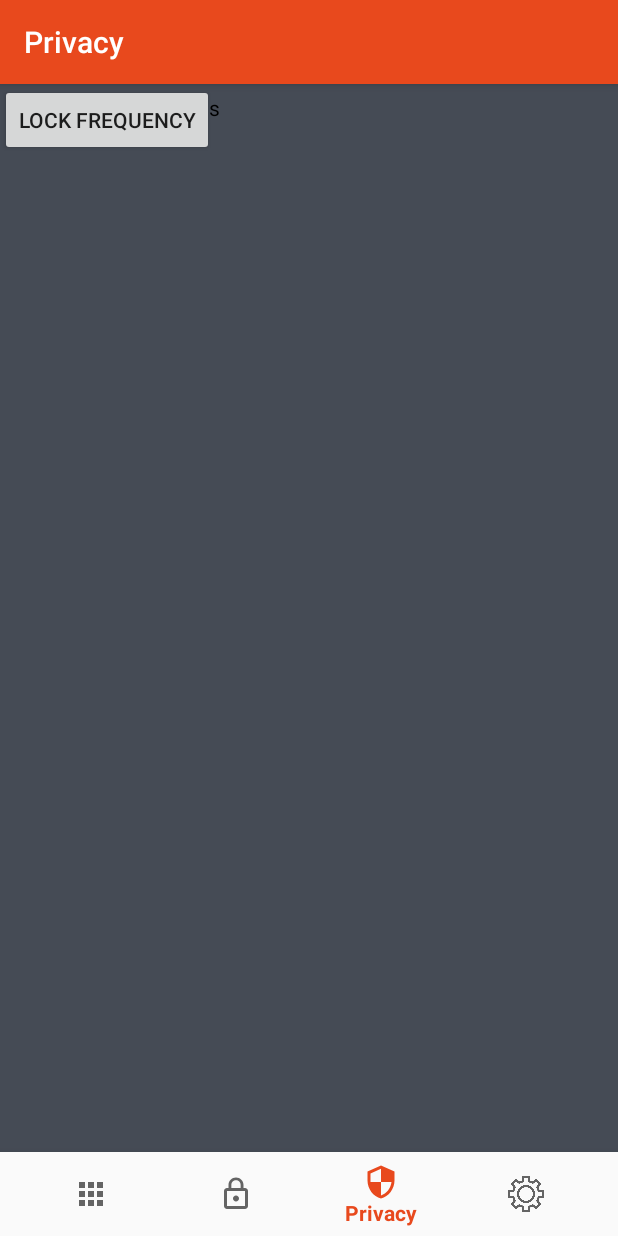
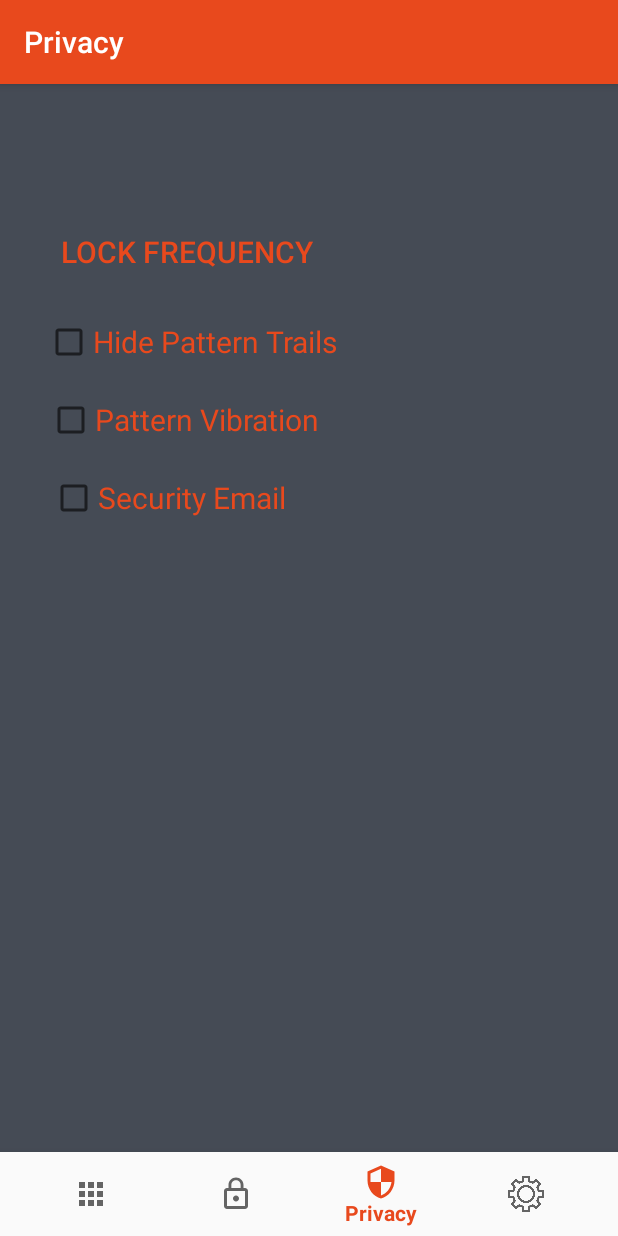
Before and after one commit to Jawidmohammadi/app-locker, an Android app: the PrivacyFragment screen opened through its navigation route, on a phone screen of 412 x 824 dp. Run offline under Robolectric (Android 15) with nearby library versions, the phone set to English and light mode, and no system bars; our stand-ins replace Room's generated code, RxJava, navigation-ui.

Commit message:
privacyFragment added onclickListners

```diff
--- a/app/src/main/java/com/jawidmohammadi/applocker/controller/MainActivity.java
+++ b/app/src/main/java/com/jawidmohammadi/applocker/controller/MainActivity.java
@@ -31,4 +31,6 @@ public class MainActivity extends AppCompatActivity {
     NavigationUI.setupActionBarWithNavController(this, navController, appBarConfiguration);
     NavigationUI.setupWithNavController(navView, navController);
   }
+
+
 }
--- a/app/src/main/java/com/jawidmohammadi/applocker/controller/ui/privacy/PrivacyFragment.java
+++ b/app/src/main/java/com/jawidmohammadi/applocker/controller/ui/privacy/PrivacyFragment.java
@@ -3,7 +3,11 @@ package com.jawidmohammadi.applocker.controller.ui.privacy;
 import android.os.Bundle;
 import android.view.LayoutInflater;
 import android.view.View;
+import android.view.View.OnClickListener;
 import android.view.ViewGroup;
+import android.widget.Button;
+import android.widget.CheckBox;
+import android.widget.Switch;
 import android.widget.TextView;
 import androidx.annotation.Nullable;
 import androidx.annotation.NonNull;
@@ -13,22 +17,53 @@ import androidx.lifecycle.ViewModelProviders;
 import com.jawidmohammadi.applocker.R;
 
 
-public class PrivacyFragment extends Fragment {
+public class PrivacyFragment extends Fragment implements OnClickListener {
+
+  private Button lockFrequency;
+  private CheckBox hidePatternTrail;
+  private CheckBox patternVibration;
+  private CheckBox emailSecurity;
+
 
   private PrivacyViewModel privacyViewModel;
 
   public View onCreateView(@NonNull LayoutInflater inflater,
       ViewGroup container, Bundle savedInstanceState) {
-    privacyViewModel =
-        ViewModelProviders.of(this).get(PrivacyViewModel.class);
-    View root = inflater.inflate(R.layout.fragment_privacy, container, false);
-    final TextView textView = root.findViewById(R.id.text_notifications);
-    privacyViewModel.getText().observe(getViewLifecycleOwner(), new Observer<String>() {
-      @Override
-      public void onChanged(@Nullable String s) {
-        textView.setText(s);
-      }
-    });
-    return root;
+    View view = inflater.inflate(R.layout.fragment_privacy, container, false);
+    view.findViewById(R.id.lock_frequency).setOnClickListener(this);
+    view.findViewById(R.id.hide_pattern_trail).setOnClickListener(this);
+    view.findViewById(R.id.pattern_vibration).setOnClickListener(this);
+    view.findViewById(R.id.security_email).setOnClickListener(this);
+    return view;
   }
+
+  @Override
+  public void onClick(View view) {
+    boolean checked = ((CheckBox) view).isChecked();
+    switch (view.getId()) {
+      case R.id.hide_pattern_trail:
+        if (checked) {
+
+        } else {
+
+        }
+        break;
+      case R.id.pattern_vibration:
+        if (checked) {
+
+        } else {
+
+        }
+        break;
+      case R.id.security_email:
+        if (checked){
+
+        } else {
+
+        } break;
+      default:
+    }
+  }
+
+
 }
--- a/app/src/main/res/layout/fragment_privacy.xml
+++ b/app/src/main/res/layout/fragment_privacy.xml
@@ -7,27 +7,68 @@
   android:layout_height="match_parent"
   android:background="@color/background">
   <Button
-    android:id="@+id/button"
+    android:id="@+id/lock_frequency"
     android:layout_width="wrap_content"
     android:layout_height="wrap_content"
-    android:text="Lock Frequency"/>
+    android:layout_margin="10dp"
+    android:padding="10dp"
+    android:background="@null"
+    android:drawableBottom="@null"
+    android:shadowRadius="@null"
+    android:text="@string/lock_frequency"
+    android:textColor="@drawable/button_states"
+    android:textSize="20sp"
+    app:layout_constraintBottom_toTopOf="@id/hide_pattern_trail"
+    app:layout_constraintEnd_toEndOf="parent"
+    app:layout_constraintHorizontal_bias="0.1"
+    app:layout_constraintStart_toStartOf="parent"
+    app:layout_constraintTop_toTopOf="parent"
+    app:layout_constraintVertical_bias="0.16000003"
+    app:layout_constraintVertical_chainStyle="packed"
+    />
 
   <CheckBox
     android:id="@+id/hide_pattern_trail"
     android:layout_width="wrap_content"
     android:layout_height="wrap_content"
-    android:text="Hide Pattern Trails"
-    />
+    android:text="@string/hide_pattern_trails"
+    app:layout_constraintTop_toBottomOf="@id/lock_frequency"
+    app:layout_constraintBottom_toTopOf="@id/pattern_vibration"
+    app:layout_constraintStart_toStartOf="parent"
+    app:layout_constraintEnd_toEndOf="parent"
+    app:layout_constraintHorizontal_bias="0.1"
+    android:layout_margin="10dp"
+    android:textColor="@color/colorPrimary"
+    android:textSize="20sp"
+    android:onClick="onCheckboxClicked"/>
   <CheckBox
-    android:id="@+id/checkBox2"
+    android:id="@+id/pattern_vibration"
     android:layout_width="wrap_content"
     android:layout_height="wrap_content"
-    android:text="CheckBox"/>
+    android:text="@string/pattern_vibration"
+    app:layout_constraintStart_toStartOf="parent"
+    app:layout_constraintEnd_toEndOf="parent"
+    app:layout_constraintTop_toBottomOf="@id/hide_pattern_trail"
+    app:layout_constraintBottom_toTopOf="@id/security_email"
+    android:layout_margin="10dp"
+    android:onClick="onCheckboxClicked"
+    android:textColor="@color/colorPrimary"
+    android:textSize="20sp"
+    app:layout_constraintHorizontal_bias="0.1"/>
   <CheckBox
-    android:id="@+id/checkBox3"
+    android:id="@+id/security_email"
     android:layout_width="wrap_content"
     android:layout_height="wrap_content"
-    android:text="CheckBox"/>
+    android:text="@string/security_email"
+    app:layout_constraintStart_toStartOf="parent"
+    app:layout_constraintEnd_toEndOf="parent"
+    app:layout_constraintTop_toBottomOf="@id/pattern_vibration"
+    app:layout_constraintBottom_toBottomOf="parent"
+    android:layout_margin="10dp"
+    android:onClick="onCheckboxClicked"
+    android:textColor="@color/colorPrimary"
+    android:textSize="20sp"
+    app:layout_constraintHorizontal_bias="0.1"/>
 
 
 </androidx.constraintlayout.widget.ConstraintLayout>
--- a/app/src/main/res/values/strings.xml
+++ b/app/src/main/res/values/strings.xml
@@ -14,4 +14,11 @@
   <string name="finger_print">Finger Print</string>
   <string name="input_pin_to_unlock">ENTER PIN TO UNLOCK</string>
   <string name="action_message">Enter an initial pin</string>
+  <string name="pattern_vibration">Pattern Vibration</string>
+  <string name="security_email">Security Email</string>
+  <string name="hide_pattern_trails">Hide Pattern Trails</string>
+  <string name="lock_frequency">Lock Frequency</string>
+  <string name="unlocked">UnLocked</string>
+  <string name="locked">Locked</string>
+  <string name="lock">Lock</string>
 </resources>
```
Also changed, not shown: app/src/main/java/com/jawidmohammadi/applocker/controller/ui/apps/AppsFragment.java (+4 -7 lines), app/src/main/res/layout/fragment_settings.xml (+23 -6 lines), app/src/main/res/layout/icon_item.xml (+8 -4 lines).
